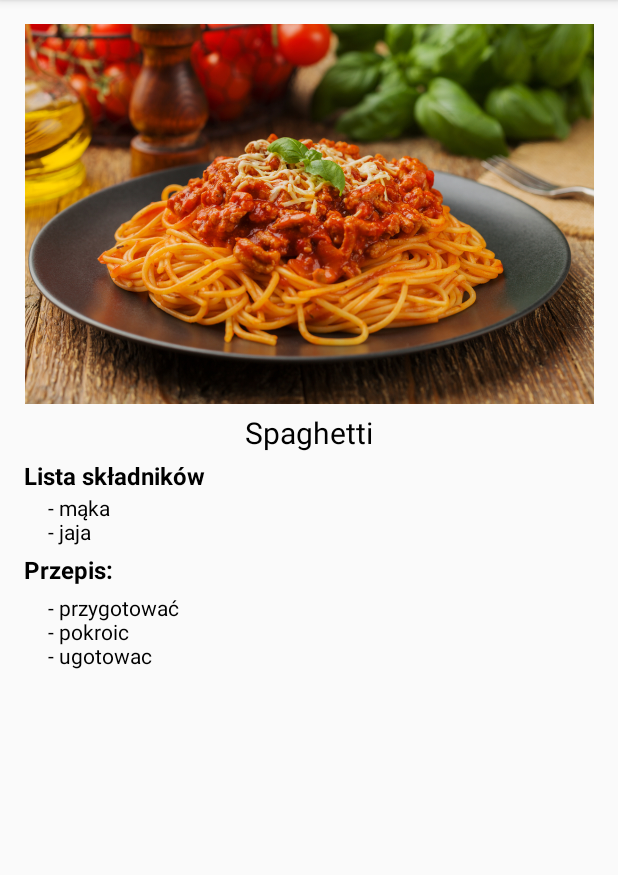
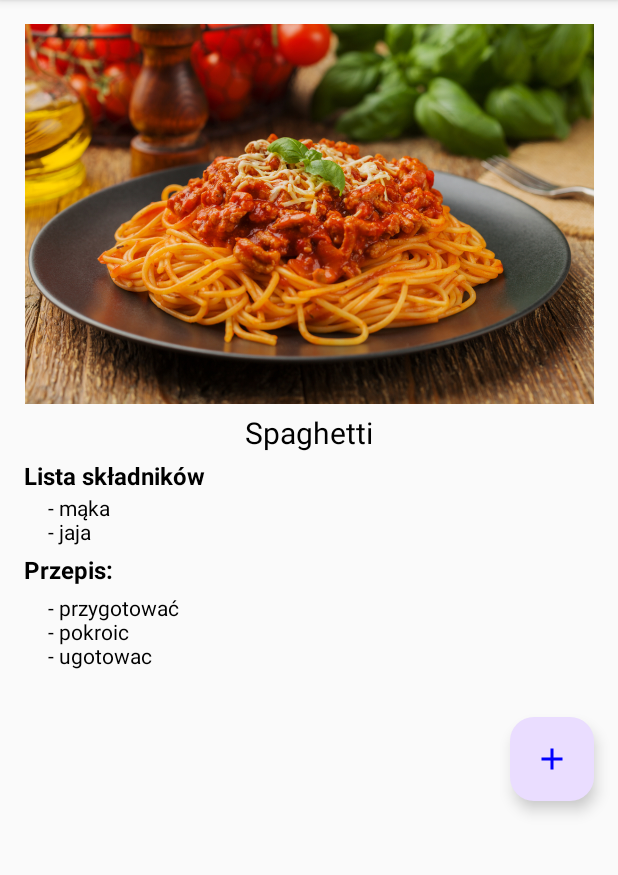
Before and after one commit to GrajaKonrad/MyChef, an Android app built with Jetpack Compose: the screen it shows after launch (MainActivity), after a tap on "Spaghetti", on a phone screen of 412 x 824 dp, the part 84-959 px from its top. Run offline under Robolectric (Android 15) with nearby library versions, the phone set to English and light mode, and no system bars.

Commit message:
add floating action button

```diff
--- a/app/src/main/java/com/example/mychef/DetailRecipeFragment.kt
+++ b/app/src/main/java/com/example/mychef/DetailRecipeFragment.kt
@@ -4,7 +4,18 @@ import android.os.Bundle
 import android.view.LayoutInflater
 import android.view.View
 import android.view.ViewGroup
+import android.widget.Toast
+import androidx.compose.foundation.layout.Column
+import androidx.compose.foundation.layout.padding
+import androidx.compose.material.icons.Icons
+import androidx.compose.material.icons.filled.Add
+import androidx.compose.material3.FloatingActionButton
+import androidx.compose.material3.Icon
+import androidx.compose.ui.Alignment
+import androidx.compose.ui.Modifier
+import androidx.compose.ui.graphics.Color
 import androidx.compose.ui.platform.ComposeView
+import androidx.compose.ui.unit.dp
 import androidx.fragment.app.Fragment
 import com.example.mychef.view.DetailRecipe
 
@@ -14,9 +25,7 @@ class DetailRecipeFragment : Fragment() {
         super.onCreate(savedInstanceState)
 
         arguments?.let {
-
         }
-
     }
 
     override fun onCreateView(
@@ -28,9 +37,27 @@ class DetailRecipeFragment : Fragment() {
         val recipe = arguments?.getString("recipe")
         view.apply {
             setContent {
-                DetailRecipe(recipe)
+                Column {
+                    DetailRecipe(recipe)
+                    FloatingActionButton(
+                        onClick = { showMessage() },
+                        modifier = Modifier
+                            .padding(16.dp)
+                            .align(Alignment.End)
+                    ) {
+                        Icon(
+                            imageVector = Icons.Default.Add,
+                            contentDescription = "Add",
+                            tint = Color.Blue
+                        )
+                    }
+                }
             }
         }
         return view
     }
+
+    private fun showMessage() {
+        Toast.makeText(requireContext(), "Button clicked!", Toast.LENGTH_SHORT).show()
+    }
 }
--- a/app/src/main/java/com/example/mychef/RecipeListFragment.kt
+++ b/app/src/main/java/com/example/mychef/RecipeListFragment.kt
@@ -18,15 +18,14 @@ class RecipeListFragment : Fragment() {
         container: ViewGroup?,
         savedInstanceState: Bundle?
     ): View {
-        val category = arguments?.getString("category")
         val view = ComposeView(requireContext())
         val navController = findNavController()
         view.apply {
             setContent {
                 if (booleanResource(id = R.bool.is_tablet)) {
-                    RecipeScreen(category = category, navController)
+                    RecipeScreen(requireContext())
                 } else {
-                    RecipeList(category = category, navController = navController)
+                    RecipeList(navController = navController)
                 }
             }
         }
--- a/app/src/main/java/com/example/mychef/view/RecipeList.kt
+++ b/app/src/main/java/com/example/mychef/view/RecipeList.kt
@@ -40,7 +40,7 @@ private val categoryList: List<String> = Category.values().map { it.displatName
 
 
 @Composable
-fun RecipeList(category: String?, navController: NavController) {
+fun RecipeList(navController: NavController) {
     val scrollState = rememberLazyListState()
     val tabs = getTabList()
     Column(Modifier.fillMaxSize()) {
@@ -64,7 +64,7 @@ fun RecipeList(category: String?, navController: NavController) {
                 items(rows) { row ->
                     Row(Modifier.fillMaxWidth()) {
                         row.forEach { recipe ->
-                            ImageCard(
+                            ImageCardForPhone(
                                 painter = recipe.image,
                                 contentDescription = recipe.name,
                                 title = recipe.name,
@@ -87,7 +87,7 @@ fun RecipeList(category: String?, navController: NavController) {
 
 
 @Composable
-fun ImageCard(
+fun ImageCardForPhone(
     navController: NavController,
     painter: Int,
     contentDescription: String,
@@ -136,6 +136,6 @@ fun ImageCard(
     }
 }
 
-private fun getTabList(): List<String> {
+fun getTabList(): List<String> {
     return listOf("Home") + categoryList
 }
--- a/app/src/main/res/layout/activity_main.xml
+++ b/app/src/main/res/layout/activity_main.xml
@@ -13,4 +13,13 @@
         tools:layout_editor_absoluteX="0dp"
         tools:layout_editor_absoluteY="0dp" />
 
+    <ImageView
+        android:id="@+id/logo_image_view"
+        android:layout_width="wrap_content"
+        android:layout_height="wrap_content"
+        android:src="@drawable/burger"
+        android:scaleType="centerCrop"
+        android:alpha="0"
+        tools:ignore="MissingConstraints" />
+
 </androidx.constraintlayout.widget.ConstraintLayout>
```
Also changed, not shown: app/src/main/java/com/example/mychef/MainActivity.kt (+8 -6 lines), app/src/main/java/com/example/mychef/view/Tablet.kt (+53 -13 lines), app/src/main/res/drawable/burger.png (added).
